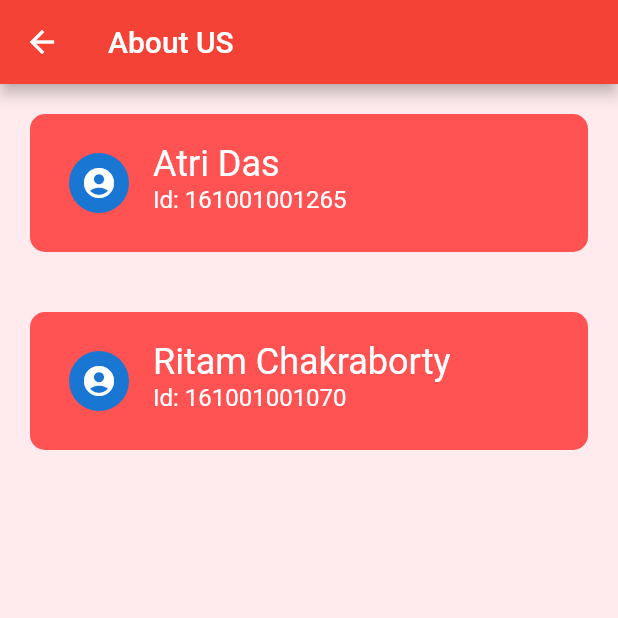
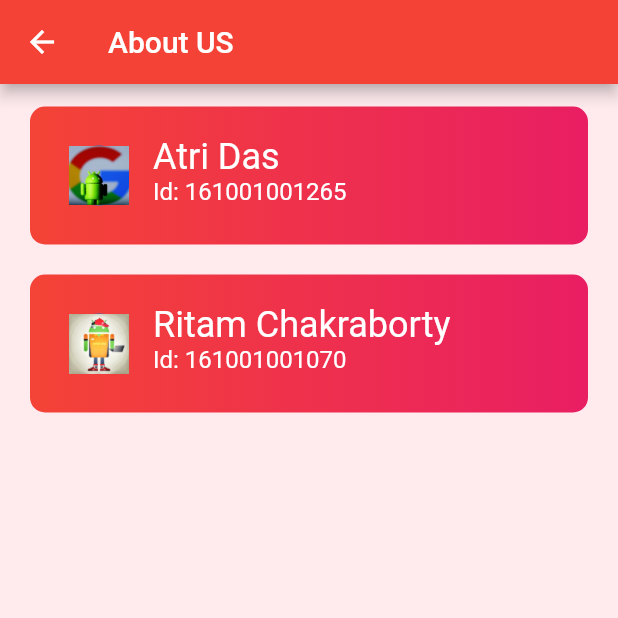
Before and after one commit to samrat19/Flutter_API_fetch, a Flutter app: the About screen opened directly, on a phone screen of 412 x 824 dp, the top half of it. Run offline on Flutter 3.47's test engine with Material 2 defaults, Android fonts, the phone set to English and light mode, and no system bars; our stand-ins replace firebase_core, firebase_database; accounts and stored records are empty; network calls fail.

Commit message:
About us ui updated

```diff
--- a/lib/customWidgets/about.dart
+++ b/lib/customWidgets/about.dart
@@ -4,16 +4,20 @@ class CustomAbout extends StatelessWidget {
 
   final String _name;
   final String _id;
+  final String _imageAssetName;
 
-  const CustomAbout(this._name, this._id);
+  const CustomAbout(this._name, this._id, this._imageAssetName);
 
   @override
   Widget build(BuildContext context) {
     return Container(
-      margin: EdgeInsets.all(20.0),
+      margin: EdgeInsets.fromLTRB(20.0, 15.0, 20.0, 5.0),
       padding: EdgeInsets.all(10.0),
       decoration: BoxDecoration(
         borderRadius: BorderRadius.circular(10.0),
+        gradient: LinearGradient(
+          colors: [Colors.red, Colors.pink],
+        ),
         color: Colors.redAccent,
       ),
       child: Column(
@@ -27,7 +31,7 @@ class CustomAbout extends StatelessWidget {
               ),
             ),
             leading: CircleAvatar(
-              child: Icon(Icons.account_circle),
+              child: _getImageAsset(),
             ),
             subtitle: Text(
               "Id: $_id",
@@ -41,4 +45,11 @@ class CustomAbout extends StatelessWidget {
       ),
     );
   }
+
+  Widget _getImageAsset() {
+    AssetImage assetImage = AssetImage(_imageAssetName);
+    Image image = Image(image: assetImage, width: 100, height: 100,);
+
+    return Container(child: image,);
+  }
 }
--- a/lib/drawer_directory/about.dart
+++ b/lib/drawer_directory/about.dart
@@ -26,8 +26,8 @@ class _AboutState extends State<About> {
       backgroundColor: Colors.red[50],
       body: ListView(
         children: <Widget>[
-          CustomAbout("Atri Das", "161001001265"),
-          CustomAbout("Ritam Chakraborty", "161001001070"),
+          CustomAbout("Atri Das", "161001001265", 'images/atri.jpg'),
+          CustomAbout("Ritam Chakraborty", "161001001070", 'images/ritam.jpeg'),
         ],
       ),
     );
--- a/pubspec.yaml
+++ b/pubspec.yaml
@@ -41,9 +41,10 @@ flutter:
   uses-material-design: true
 
   # To add assets to your application, add an assets section, like this:
-  # assets:
+  assets:
   # - load_json/person.json
-  #  - images/a_dot_ham.jpeg
+    - images/atri.jpg
+    - images/ritam.jpeg
 
   # An image asset can refer to one or more resolution-specific "variants", see
   # https://flutter.io/assets-and-images/#resolution-aware.
```
Also changed, not shown: lib/customWidgets/drawer.dart (+21 -15 lines), lib/customWidgets/partner.dart (+31 -12 lines), lib/drawer_directory/partners.dart (+3 -4 lines), images/atri.jpg (added), images/ritam.jpeg (added).
